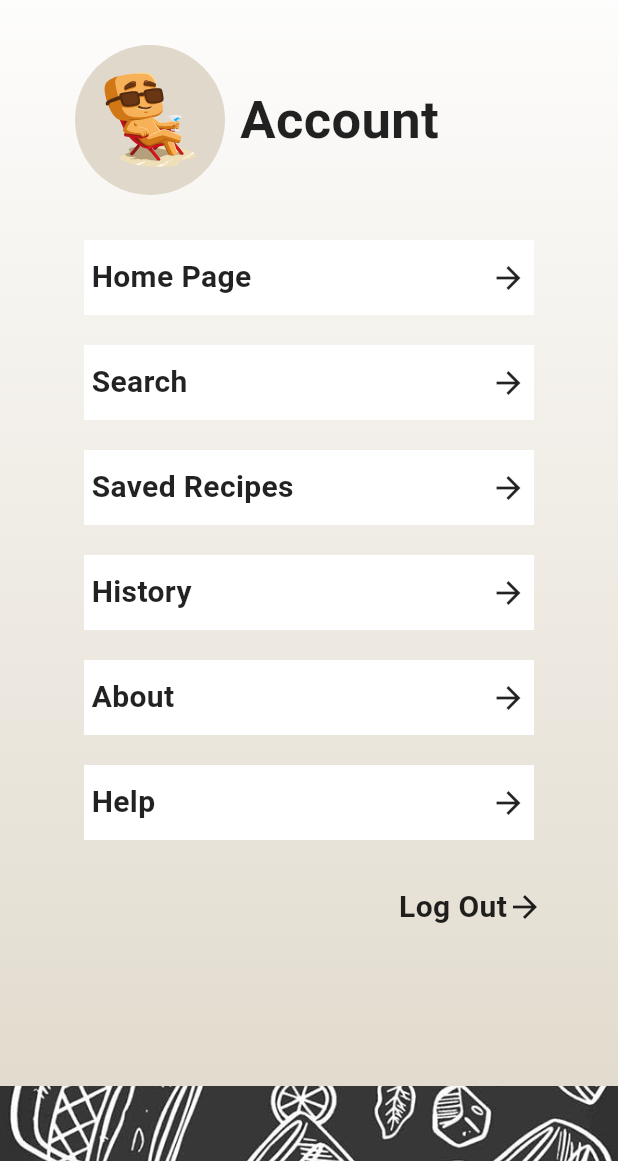
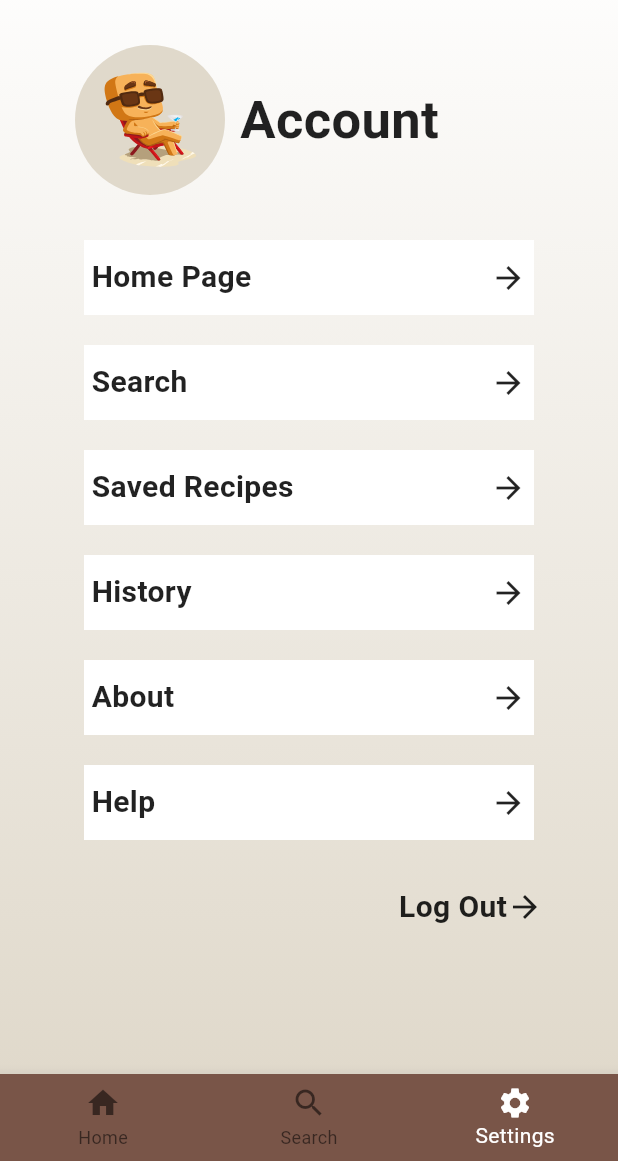
Before and after one commit to YousefAbdelnour/AppDevProj, a Flutter app: the SettingPage screen opened directly, on a phone screen of 412 x 824 dp, the part 75-1236 px from its top. Run offline on Flutter 3.47's test engine with Material 3 defaults, Android fonts, the light colour scheme and no system bars; our stand-ins replace lottie; missing offline and left inert: dart:ffi; accounts and stored records are empty; network calls fail.

Commit message:
Added Bottom NavBarish

```diff
--- a/cocktailproject/lib/pages/SettingPage.dart
+++ b/cocktailproject/lib/pages/SettingPage.dart
@@ -6,6 +6,8 @@ import 'package:cocktailproject/pages/LandingPage.dart';
 import 'package:cocktailproject/pages/RegisterPage.dart';
 import 'package:flutter/material.dart';
 import 'package:lottie/lottie.dart';
+
+import '../widgets/BottomNavBar.dart';
 
 class SettingPage extends StatefulWidget {
   const SettingPage({Key? key}) : super(key: key);
@@ -48,26 +50,6 @@ class _SettingPageState extends State<SettingPage> {
               ),
             ),
             // Background Image at the bottom
-            Positioned(
-              bottom: 0,
-              left: 0,
-              right: 0,
-              child: Container(
-                width: double.infinity,
-                height: 50,
-                decoration: BoxDecoration(
-                  color: Colors.green,
-                  borderRadius: BorderRadius.only(
-                    topLeft: Radius.circular(20),
-                    topRight: Radius.circular(20),
-                  ),
-                ),
-                child: Image.asset(
-                  'assets/cocktailHomePage.jpg',
-                  fit: BoxFit.cover,
-                ),
-              ),
-            ),
             Center(
               child: Padding(
                 padding: const EdgeInsets.only(top: 80),
@@ -315,6 +297,7 @@ class _SettingPageState extends State<SettingPage> {
           ],
         ),
       ),
+      bottomNavigationBar: BottomNavBar(index: 2),
     );
   }
 }
--- /dev/null
+++ b/cocktailproject/lib/widgets/BottomNavBar.dart
@@ -0,0 +1,62 @@
+import 'package:cocktailproject/pages/HomePage.dart';
+import 'package:cocktailproject/pages/SettingPage.dart';
+import 'package:flutter/cupertino.dart';
+import 'package:flutter/material.dart';
+
+class BottomNavBar extends StatefulWidget {
+  BottomNavBar({super.key, required this.index});
+  int index;
+  @override
+  State<BottomNavBar> createState() => _BottomNavBarState();
+}
+
+class _BottomNavBarState extends State<BottomNavBar> {
+
+  final _pageOptions = [
+    HomePage(),
+    HomePage(),
+    SettingPage()
+  ];
+
+  int _selectedIndex = 0;
+  void _onItemTapped(int index) {
+    setState(() {
+      _selectedIndex = index;
+    });
+    Navigator.push(
+      context,
+      MaterialPageRoute(builder: (context) => _pageOptions[_selectedIndex]),
+    );
+
+  }
+  @override
+  void initState() {
+    // TODO: implement initState
+    super.initState();
+    _selectedIndex = widget.index;
+  }
+
+  @override
+  Widget build(BuildContext context) {
+    return BottomNavigationBar(
+      currentIndex: _selectedIndex, //New
+      onTap: _onItemTapped,
+      items: const <BottomNavigationBarItem>[
+        BottomNavigationBarItem(
+          icon: Icon(Icons.home),
+          label: 'Home',
+        ),
+        BottomNavigationBarItem(
+          icon: Icon(Icons.search),
+          label: 'Search',
+        ),
+        BottomNavigationBarItem(
+          icon: Icon(Icons.settings),
+          label: 'Settings',
+        ),
+      ],
+      selectedItemColor: Colors.white,
+      backgroundColor: Colors.brown,
+    );
+  }
+}
```
Also changed, not shown: cocktailproject/lib/pages/HomePage.dart (+18 -26 lines), cocktailproject/lib/pages/IngredientPage.dart (+19 -0 lines), cocktailproject/lib/pages/RecipePage.dart (+5 -14 lines), cocktailproject/pubspec.lock.
